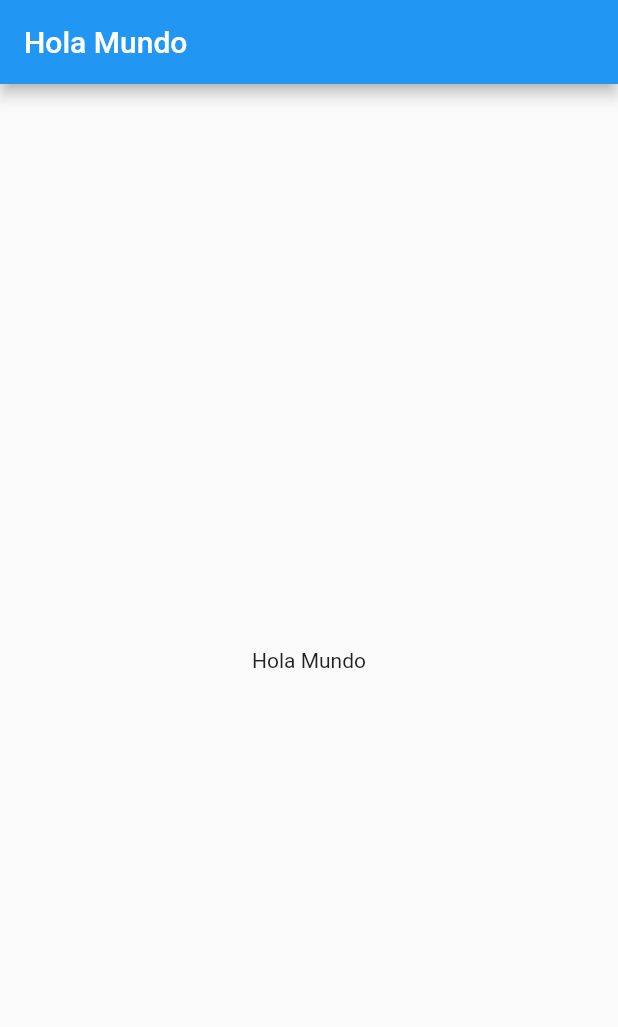
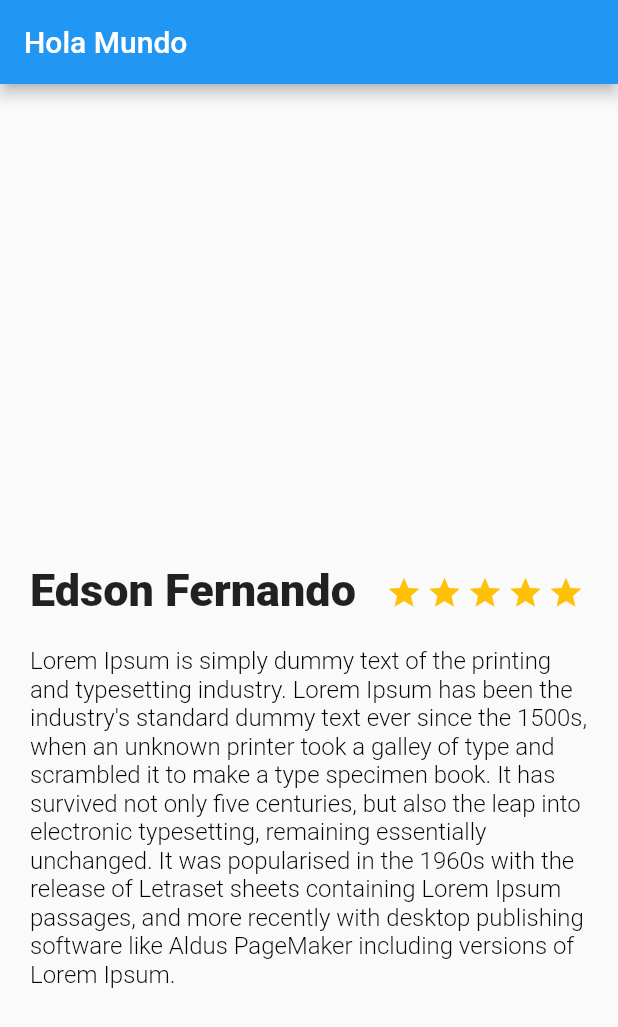
Before and after one commit to edsonfervo16mx/flutter-basic-application, a Flutter app: the screen it shows after launch, on a phone screen of 412 x 824 dp. Shown: the top 1027 px of the screen. Run offline on Flutter 3.47's test engine with Material 2 defaults, Android fonts, the phone set to English and light mode, and no system bars.

Commit message:
Agregando seccion de textos

```diff
--- /dev/null
+++ b/lib/description_place.dart
@@ -0,0 +1,43 @@
+import 'package:flutter/material.dart';
+
+class DescriptionPleace extends StatelessWidget {
+  @override
+  Widget build(BuildContext context) {
+    // TODO: implement build
+    final star = Container(
+      margin: EdgeInsets.only(top: 323.0, right: 3.0),
+      child: Icon(Icons.star, color: Colors.amber),
+    );
+
+    String textDescription =
+        "Lorem Ipsum is simply dummy text of the printing and typesetting industry. Lorem Ipsum has been the industry's standard dummy text ever since the 1500s, when an unknown printer took a galley of type and scrambled it to make a type specimen book. It has survived not only five centuries, but also the leap into electronic typesetting, remaining essentially unchanged. It was popularised in the 1960s with the release of Letraset sheets containing Lorem Ipsum passages, and more recently with desktop publishing software like Aldus PageMaker including versions of Lorem Ipsum.";
+
+    final description = Container(
+      margin: EdgeInsets.only(top: 20, right: 20.0, left: 20.0),
+      child: Text(
+        textDescription,
+        style: TextStyle(
+            fontSize: 16.0, fontWeight: FontWeight.w300, color: Colors.black),
+      ),
+    );
+
+    final title = Row(
+      children: <Widget>[
+        Container(
+          margin: EdgeInsets.only(top: 320.0, left: 20.0, right: 20.0),
+          child: Text(
+            "Edson Fernando",
+            style: TextStyle(fontSize: 30.0, fontWeight: FontWeight.w900),
+            textAlign: TextAlign.left,
+          ),
+        ),
+        Row(
+          children: <Widget>[star, star, star, star, star],
+        ),
+      ],
+    );
+    return Column(
+      children: <Widget>[title, description],
+    );
+  }
+}
--- a/lib/main.dart
+++ b/lib/main.dart
@@ -1,4 +1,5 @@
 import 'package:flutter/material.dart';
+import 'description_place.dart';
 
 void main() {
   runApp(const MyApp());
@@ -29,7 +30,8 @@ class MyApp extends StatelessWidget {
         appBar: AppBar(
           title: Text("Hola Mundo"),
         ),
-        body: Center(child: Text("Hola Mundo")),
+        // body: Center(child: Text("Hola Mundo")),
+        body: new DescriptionPleace(),
       ),
     );
   }
```
